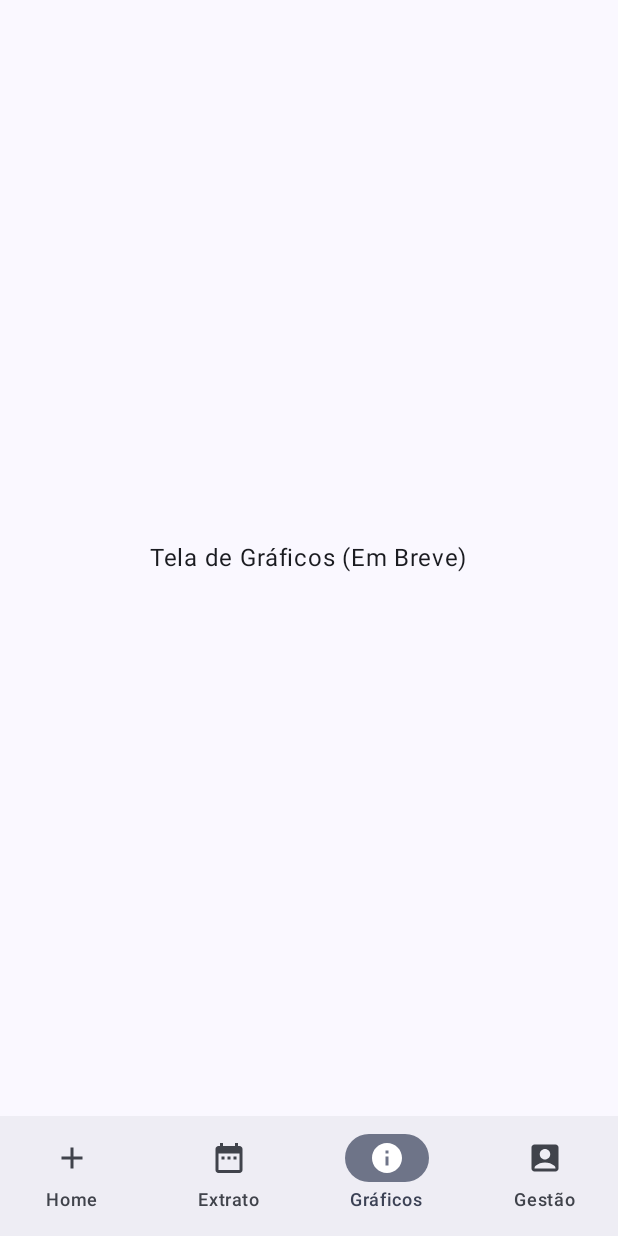
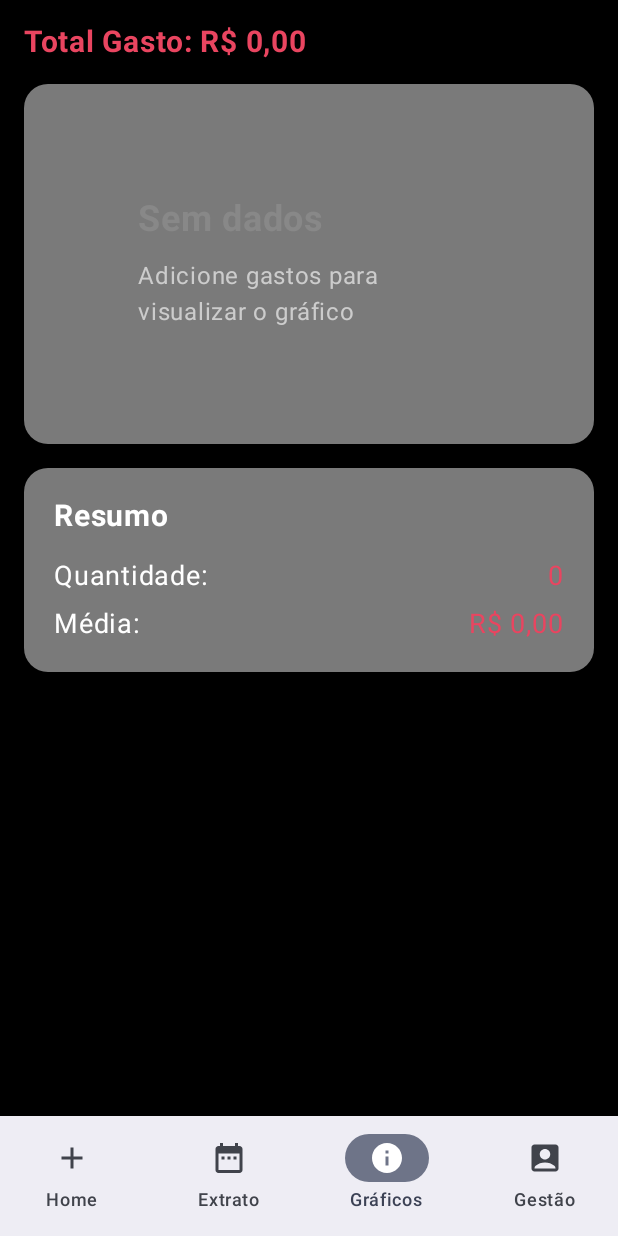
Before and after one commit to caiomaia83/Rastreador-Financeiro, an Android app built with Jetpack Compose: the screen it shows after launch (MainActivity), item 3 of the bottom bar chosen, on a phone screen of 412 x 824 dp. Run offline under Robolectric (Android 15) with nearby library versions, the phone set to English and light mode, and no system bars; our stand-ins replace Room's generated code, navigation suite.

Commit message:
fiz a tela de graficos

```diff
--- a/app/build.gradle.kts
+++ b/app/build.gradle.kts
@@ -60,6 +60,8 @@ dependencies {
     debugImplementation(libs.androidx.compose.ui.tooling)
     debugImplementation(libs.androidx.compose.ui.test.manifest)
     implementation("androidx.lifecycle:lifecycle-viewmodel-compose:2.8.7")
+    implementation("androidx.appcompat:appcompat:1.6.1")
+    implementation("com.google.android.material:material:1.12.0")
 
     // Dependência do Room
     val room_version = "2.6.1"
--- a/app/src/main/java/com/app/rastreadorfinanceiro/MainActivity.kt
+++ b/app/src/main/java/com/app/rastreadorfinanceiro/MainActivity.kt
@@ -1,5 +1,6 @@
 package com.app.rastreadorfinanceiro
 
+import DashboardScreen
 import android.os.Bundle
 import androidx.activity.ComponentActivity
 import androidx.activity.compose.setContent
@@ -115,11 +116,8 @@ fun RastreadorFinanceiroApp(viewModelFactory: RastreadorViewModelFactory) {
 
                     AppDestinations.GRAFICOS -> {
                         val dViewModel: DashboardViewModel = viewModel(factory = viewModelFactory)
+                        DashboardScreen(dViewModel)
 
-                        // Placeholder (Ainda não criamos a UI de GraficosScreen)
-                        Box(modifier = Modifier.fillMaxSize(), contentAlignment = Alignment.Center) {
-                            Text("Tela de Gráficos (Em Breve)")
-                        }
                     }
 
 // ... (outros destinations) ...
--- a/app/src/main/java/com/app/rastreadorfinanceiro/repository/CategoryRepository.kt
+++ b/app/src/main/java/com/app/rastreadorfinanceiro/repository/CategoryRepository.kt
@@ -5,6 +5,7 @@ import androidx.compose.ui.graphics.toArgb
 import com.app.rastreadorfinanceiro.data.CategoryDao
 import com.app.rastreadorfinanceiro.data.CategoryEntity
 import com.app.rastreadorfinanceiro.model.CategoryModel
+
 
 class CategoryRepository(private val dao: CategoryDao) {
 
--- /dev/null
+++ b/app/src/main/java/com/app/rastreadorfinanceiro/ui/screens/Graficos/GraficoDePizza.kt
@@ -0,0 +1,175 @@
+package com.app.rastreadorfinanceiro.ui.screens.Graficos
+
+import androidx.compose.foundation.Canvas
+import androidx.compose.foundation.background
+import androidx.compose.foundation.layout.*
+import androidx.compose.foundation.shape.CircleShape
+import androidx.compose.material3.Text
+import androidx.compose.runtime.*
+import androidx.compose.ui.Modifier
+import androidx.compose.ui.geometry.Offset
+import androidx.compose.ui.geometry.Rect
+import androidx.compose.ui.geometry.Size
+import androidx.compose.ui.graphics.Color
+import androidx.compose.ui.graphics.drawscope.drawIntoCanvas
+import androidx.compose.ui.graphics.nativeCanvas
+import androidx.compose.ui.text.font.FontWeight
+import androidx.compose.ui.unit.dp
+import androidx.compose.ui.unit.sp
+import com.app.rastreadorfinanceiro.model.ExpenseModel
+import com.app.rastreadorfinanceiro.model.PieChartDataItem
+import kotlin.math.cos
+import kotlin.math.sin
+
+@Composable
+fun DashboardPieChart(expenses: List<ExpenseModel>) {
+
+    val items = expenses
+        .groupBy { it.category }
+        .map { (category, list) ->
+            PieChartDataItem(
+                label = category.name,
+                value = list.sumOf { it.amount },
+                color = category.color.hashCode()
+            )
+        }
+        .sortedByDescending { it.value }
+
+    Column(
+        modifier = Modifier
+            .fillMaxWidth()
+            .padding(20.dp)
+    ) {
+
+        if (items.isEmpty()) {
+            PlaceholderChart()
+        } else {
+            PieChart(items)
+            Spacer(modifier = Modifier.height(20.dp))
+            PieLegend(items)
+        }
+    }
+}
+
+@Composable
+private fun PieChart(items: List<PieChartDataItem>) {
+
+    val total = items.sumOf { it.value }
+
+    Box(
+        modifier = Modifier
+            .fillMaxWidth()
+            .height(350.dp)
+    ) {
+        Canvas(modifier = Modifier.fillMaxSize()) {
+
+            var startAngle = -90f
+            val radius = size.minDimension / 2.5f
+            val center = Offset(size.width / 2, size.height / 2)
+
+            items.forEach { item ->
+
+                val sweep = ((item.value / total) * 360f).toFloat()
+
+                // Desenha fatia
+                drawArc(
+                    color = Color(item.color),
+                    startAngle = startAngle,
+                    sweepAngle = sweep,
+                    useCenter = true,
+                    topLeft = Offset(center.x - radius, center.y - radius),
+                    size = Size(radius * 2, radius * 2)
+                )
+
+                // Porcentagem (desenho usando canvas nativa para centralizar texto)
+                val angle = startAngle + sweep / 2
+                val rad = Math.toRadians(angle.toDouble())
+
+                val tx = center.x + (radius * 0.75f) * cos(rad).toFloat()
+                val ty = center.y + (radius * 0.75f) * sin(rad).toFloat()
+
+                drawIntoCanvas { canvas ->
+                    val percent = String.format("%.1f%%", (item.value / total) * 100)
+                    val paint = android.graphics.Paint().apply {
+                        color = android.graphics.Color.WHITE
+                        textSize = 32f
+                        textAlign = android.graphics.Paint.Align.CENTER
+                        isFakeBoldText = true
+                    }
+                    canvas.nativeCanvas.drawText(percent, tx, ty, paint)
+                }
+
+                startAngle += sweep
+            }
+
+            // Buraco central
+            drawCircle(
+                color = Color.White,
+                radius = radius * 0.5f,
+                center = center
+            )
+        }
+    }
+}
+
+@Composable
+private fun PieLegend(items: List<PieChartDataItem>) {
+
+    val total = items.sumOf { it.value }
+
+    Column(modifier = Modifier.fillMaxWidth()) {
+        items.forEach { item ->
+
+            Row(
+                modifier = Modifier
+                    .fillMaxWidth()
+                    .padding(vertical = 6.dp),
+                horizontalArrangement = Arrangement.Start
+            ) {
+
+                Box(
+                    modifier = Modifier
+                        .size(18.dp)
+                        .background(Color(item.color), CircleShape)
+                )
+
+                Spacer(modifier = Modifier.width(12.dp))
+
+                val percent = String.format("%.1f%%", (item.value / total) * 100)
+
+                Text(
+                    text = "${item.label} — $percent",
+                    fontSize = 18.sp,
+                    fontWeight = FontWeight.Medium,
+                    color = Color.White
+                )
+            }
+        }
+    }
+}
+
+@Composable
+private fun PlaceholderChart() {
+    Column(
+        modifier = Modifier
+            .fillMaxWidth()
+            .padding(40.dp),
+        verticalArrangement = Arrangement.Center
+    ) {
+
+        Text(
+            text = "Sem dados",
+            fontSize = 24.sp,
+            fontWeight = FontWeight.Bold,
+            color = Color.Gray
+        )
+
+        Spacer(modifier = Modifier.height(12.dp))
+
+        Text(
+            text = "Adicione gastos para visualizar o gráfico",
+            fontSize = 16.sp,
+            color = Color.LightGray
+        )
+    }
+}
--- /dev/null
+++ b/app/src/main/java/com/app/rastreadorfinanceiro/ui/screens/Graficos/GraficoScreen.kt
@@ -0,0 +1,103 @@
+import androidx.compose.ui.graphics.Color
+import androidx.compose.foundation.layout.*
+import androidx.compose.foundation.shape.RoundedCornerShape
+import androidx.compose.material3.*
+import androidx.compose.runtime.Composable
+import androidx.compose.foundation.background
+import androidx.compose.foundation.rememberScrollState
+import androidx.compose.foundation.verticalScroll
+import androidx.compose.runtime.remember
+
+import androidx.compose.ui.Modifier
+import androidx.compose.ui.text.font.FontWeight
+import androidx.compose.ui.unit.dp
+import androidx.compose.ui.unit.sp
+import androidx.lifecycle.viewmodel.compose.viewModel
+import com.app.rastreadorfinanceiro.ui.screens.Graficos.DashboardPieChart
+import java.text.NumberFormat
+import com.app.rastreadorfinanceiro.viewmodel.DashboardViewModel
+
+import java.util.*
+
+@Composable
+fun DashboardScreen(viewModel: DashboardViewModel = viewModel()) {
+
+    val expenses = viewModel.transactions
+    val formatter = remember { NumberFormat.getCurrencyInstance(Locale("pt", "BR")) }
+
+    val total = expenses.sumOf { it.amount }
+    val count = expenses.size
+    val average = if (count > 0) total / count else 0.0
+
+    Column(
+        modifier = Modifier
+            .fillMaxSize()
+            .background(Color(0xFF000000
+            ))
+            .verticalScroll(rememberScrollState())
+            .padding(16.dp)
+    ) {
+
+
+        // Total
+        Text(
+            text = "Total Gasto: ${formatter.format(total)}",
+            fontSize = 20.sp,
+            fontWeight = FontWeight.Bold,
+            color = Color(0xFFE94560)
+        )
+
+        Spacer(Modifier.height(16.dp))
+
+        // Card do gráfico
+        Card(
+            modifier = Modifier.fillMaxWidth(),
+            colors = CardDefaults.cardColors(containerColor = Color(0xFF7A7A7A)),
+            shape = RoundedCornerShape(16.dp),
+            elevation = CardDefaults.cardElevation(8.dp)
+        ) {
+            Column(modifier = Modifier.padding(16.dp)) {
+                DashboardPieChart(expenses)
+            }
+        }
+
+        Spacer(Modifier.height(16.dp))
+
+        // Card do resumo
+        Card(
+            modifier = Modifier.fillMaxWidth(),
+            colors = CardDefaults.cardColors(containerColor = Color(0xFF7A7A7A)),
+            shape = RoundedCornerShape(16.dp),
+            elevation = CardDefaults.cardElevation(8.dp)
+        ) {
+            Column(modifier = Modifier.padding(20.dp)) {
+
+                Text(
+                    text = "Resumo",
+                    fontSize = 20.sp,
+                    fontWeight = FontWeight.Bold,
+                    color = Color.White
+                )
+
+                Spacer(Modifier.height(16.dp))
+
+                SummaryRow("Quantidade:", count.toString())
+
+                Spacer(Modifier.height(8.dp))
+
+                SummaryRow("Média:", formatter.format(average))
+            }
+        }
+    }
+}
+
+@Composable
+fun SummaryRow(label: String, value: String) {
+    Row(
+        modifier = Modifier.fillMaxWidth(),
+        horizontalArrangement = Arrangement.SpaceBetween
+    ) {
+        Text(text = label, color = Color.White, fontSize = 18.sp)
+        Text(text = value, color = Color(0xFFE94560), fontSize = 18.sp)
+    }
+}
--- a/app/src/main/java/com/app/rastreadorfinanceiro/viewmodel/DashboardViewModel.kt
+++ b/app/src/main/java/com/app/rastreadorfinanceiro/viewmodel/DashboardViewModel.kt
@@ -1,21 +1,34 @@
 package com.app.rastreadorfinanceiro.viewmodel
 
+import androidx.compose.runtime.mutableStateListOf
 import androidx.lifecycle.ViewModel
 import androidx.lifecycle.viewModelScope
+import com.app.rastreadorfinanceiro.model.ExpenseModel
+import com.app.rastreadorfinanceiro.model.TransactionModel
 import com.app.rastreadorfinanceiro.repository.CategoryRepository
 import com.app.rastreadorfinanceiro.repository.TransactionRepository
 import com.app.rastreadorfinanceiro.service.DashboardService
+import com.app.rastreadorfinanceiro.service.TransactionService
 import kotlinx.coroutines.flow.MutableStateFlow
 import kotlinx.coroutines.flow.StateFlow
 import kotlinx.coroutines.flow.asStateFlow
 import kotlinx.coroutines.launch
+import java.time.LocalDate
+import java.time.LocalTime
+import java.time.LocalDateTime
+
+
 
 class DashboardViewModel(
     transactionRepo: TransactionRepository,
     categoryRepo: CategoryRepository
 ) : ViewModel() {
 
-    // Agora passamos os repositórios para o Service
+    private val serviceT = TransactionService(transactionRepo)
+
+    private val _transactions = mutableStateListOf<ExpenseModel>()
+    val transactions: List<ExpenseModel> get() = _transactions
+
     private val service = DashboardService(transactionRepo, categoryRepo)
 
     private val _expensesByCategory = MutableStateFlow<Map<String, Double>>(emptyMap())
@@ -29,6 +42,24 @@ class DashboardViewModel(
         viewModelScope.launch {
             // O ViewModel ficou bem mais limpo! O Service faz o trabalho pesado.
             _expensesByCategory.value = service.loadExpensesByCategory()
+            filterTransactions(LocalDateTime.now())
         }
     }
+    fun filterTransactions(now: LocalDateTime) {
+
+        viewModelScope.launch {
+            val startOfMonth = now.withDayOfMonth(1)
+                .toLocalDate()
+                .atStartOfDay()
+
+            // Final do mês
+            val endOfMonth = now.withDayOfMonth(now.toLocalDate().lengthOfMonth())
+
+            val filteredList = serviceT.transactionsFilter(startOfMonth, endOfMonth)
+            val expensesFiltered = serviceT.getExpenses(filteredList)
+            _transactions.clear()
+            _transactions.addAll(expensesFiltered)
+        }
+    }
+
 }
```
Also changed, not shown: app/src/main/java/com/app/rastreadorfinanceiro/model/PieChartDataItem.kt (added, +7 -0 lines), 1 other file.
